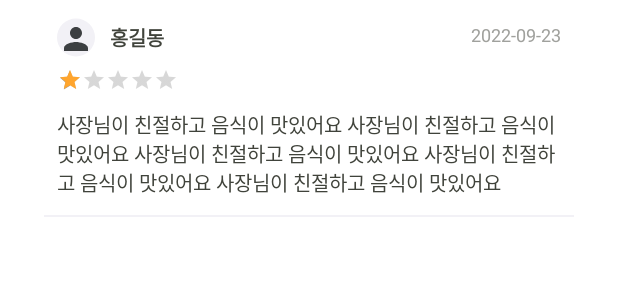
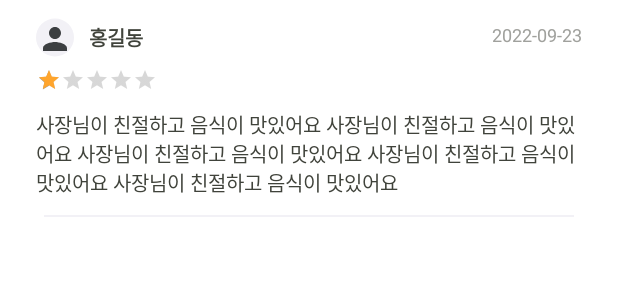
Before and after one commit to MJU-AFFILIATES/affiliates-android, an Android app: the layout item_review.xml on its own in the app's theme, with its tools: preview values and no code run, on a phone screen of 412 x 824 dp. Shown: the top 300 px of the screen. Run offline under Robolectric (Android 15) with nearby library versions, the phone set to English and light mode, and no system bars.

Commit message:
[STYLE] 스토어 뷰 수정

```diff
--- a/app/src/main/res/layout/item_review.xml
+++ b/app/src/main/res/layout/item_review.xml
@@ -11,7 +11,7 @@
         android:layout_width="25dp"
         android:layout_height="30dp"
         android:src="@color/light_gray"
-        android:layout_marginStart="38dp"
+        android:layout_marginStart="24dp"
         app:layout_constraintTop_toTopOf="parent"
         app:layout_constraintStart_toStartOf="parent"/>
 
@@ -20,7 +20,7 @@
         android:layout_width="wrap_content"
         android:layout_height="40dp"
         android:src="@drawable/ic_baseline_person_24"
-        android:layout_marginStart="38dp"
+        android:layout_marginStart="24dp"
         app:layout_constraintTop_toTopOf="@id/item_store_profile_iv"
         app:layout_constraintStart_toStartOf="parent"
         app:layout_constraintEnd_toEndOf="@id/item_store_profile_iv"
@@ -73,7 +73,7 @@
         android:textColor="@color/dark_gray"
         android:textSize="13sp"
         android:layout_marginTop="12dp"
-        android:layout_marginHorizontal="38dp"
+        android:layout_marginHorizontal="24dp"
         app:layout_constraintTop_toBottomOf="@id/item_rating_bar"
         app:layout_constraintStart_toStartOf="parent"
         app:layout_constraintEnd_toEndOf="parent"/>
```
